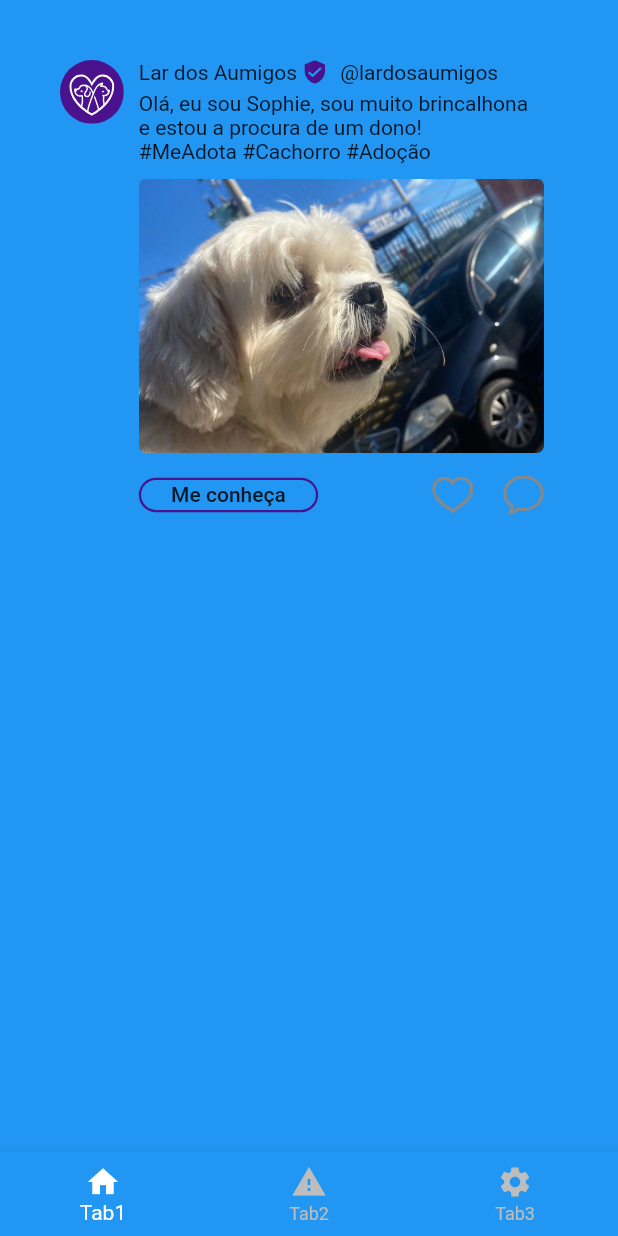
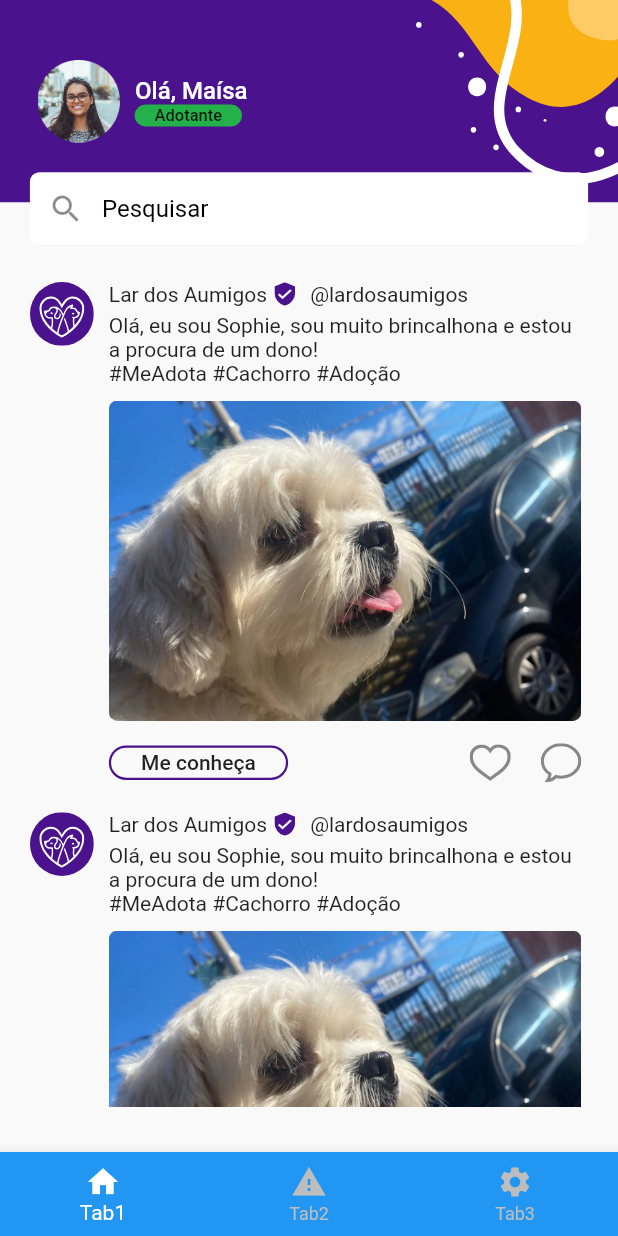
Before and after one commit to MarcalDev/PetBuddy, a Flutter app: the screen it shows after launch, on a phone screen of 412 x 824 dp. Run offline on Flutter 3.47's test engine with Material 2 defaults, Android fonts, the phone set to English and light mode, and no system bars; our stand-ins replace flutter_svg.

Commit message:
Correções para lista do feed

```diff
--- a/lib/app/modules/home/pages/home_page.dart
+++ b/lib/app/modules/home/pages/home_page.dart
@@ -1,5 +1,7 @@
 import 'package:flutter/material.dart';
+import 'package:petbuddy/app/modules/home/widgets/home_background_widget.dart';
 import 'package:petbuddy/app/util/assets_aplicativo.dart';
+import 'package:petbuddy/app/util/widgets/text_field_widget.dart';
 
 import '../widgets/home_post_card.dart';
 
@@ -13,18 +15,37 @@ class HomePage extends StatefulWidget {
 class _HomePageState extends State<HomePage> {
   @override
   Widget build(BuildContext context) {
-    return Padding(
-      padding: const EdgeInsets.symmetric(horizontal: 30, vertical: 30),
+    return HomeBackgroundWidget(
+      child: Padding(
+        padding: EdgeInsets.symmetric(horizontal: 20),
         child: Column(
-        children: const [
-          HomePostCard(
+          mainAxisSize: MainAxisSize.min,
+          crossAxisAlignment: CrossAxisAlignment.center,
+          children: [
+            const SizedBox(
+              height: 20,
+            ),
+            const Align(
+                alignment: Alignment.topCenter,
+                child: TextFieldWidget(hintText: 'Pesquisar', prefixIcon: Icon(Icons.search))),
+            const SizedBox(
+              height: 15,
+            ),
+            SizedBox(
+              height: 560,
+              child: ListView.builder(
+                  shrinkWrap: true,
+                  itemCount: 3,
+                  itemBuilder: (context, index) => const HomePostCard(
                         nomeUsuario: 'Lar dos Aumigos',
                         usernameUsuario: '@lardosaumigos',
                         descricao:
                             'Olá, eu sou Sophie, sou muito brincalhona e estou a procura de um dono! \n#MeAdota #Cachorro #Adoção',
                         imagem: AssetsAplicativo.fotoSophie,
+                      )),
             )
           ],
+        ),
       ),
     );
   }
--- a/lib/app/modules/home/widgets/home_background_widget.dart
+++ b/lib/app/modules/home/widgets/home_background_widget.dart
@@ -1,7 +1,13 @@
 import 'package:flutter/material.dart';
+import 'package:flutter_svg/svg.dart';
+import 'package:petbuddy/app/util/app_colors.dart';
+import 'package:petbuddy/app/util/assets_aplicativo.dart';
+import 'package:petbuddy/app/util/text_fonts.dart';
+import 'package:petbuddy/app/util/widgets/text_widget.dart';
 
 class HomeBackgroundWidget extends StatefulWidget {
-  const HomeBackgroundWidget({super.key});
+  final Widget child;
+  const HomeBackgroundWidget({super.key, required this.child});
 
   @override
   State<HomeBackgroundWidget> createState() => _HomeBackgroundWidgetState();
@@ -10,8 +16,60 @@ class HomeBackgroundWidget extends StatefulWidget {
 class _HomeBackgroundWidgetState extends State<HomeBackgroundWidget> {
   @override
   Widget build(BuildContext context) {
-    return Column(
-      children: [],
-    );
+    return Scaffold(
+        body: Container(
+      color: AppColors.corBackground,
+      child: Column(
+        mainAxisAlignment: MainAxisAlignment.start,
+        children: [
+          Stack(children: [
+            SvgPicture.asset(AssetsAplicativo.headerLogin, fit: BoxFit.fitHeight),
+            Column(
+              mainAxisSize: MainAxisSize.min,
+              children: [
+                Padding(
+                  padding: const EdgeInsets.fromLTRB(25, 40, 25, 0),
+                  child: Row(
+                    children: [
+                      Image.asset(
+                        AssetsAplicativo.fotoUsuario,
+                        height: 55,
+                      ),
+                      const SizedBox(
+                        width: 10,
+                      ),
+                      Column(
+                        crossAxisAlignment: CrossAxisAlignment.start,
+                        children: [
+                          const TextWidget(
+                            text: 'Olá, Maísa',
+                            textColor: AppColors.corBranco,
+                            fontSize: TextFonts.fonteSubTituloLogin,
+                            fontWeight: FontWeight.w500,
+                          ),
+                          Container(
+                            decoration: BoxDecoration(
+                                color: AppColors.corVerdeSelecao,
+                                border: Border.all(color: AppColors.corVerdeSelecao, width: 0),
+                                borderRadius: const BorderRadius.all(Radius.circular(15))),
+                            padding: const EdgeInsets.symmetric(vertical: 0.5, horizontal: 13),
+                            child: const TextWidget(
+                              text: 'Adotante',
+                              fontWeight: FontWeight.w500,
+                              fontSize: TextFonts.fonteTextoPequenoMenor,
+                            ),
+                          ),
+                        ],
+                      )
+                    ],
+                  ),
+                ),
+                widget.child
+              ],
+            ),
+          ]),
+        ],
+      ),
+    ));
   }
 }
--- a/lib/app/modules/home/widgets/home_post_card.dart
+++ b/lib/app/modules/home/widgets/home_post_card.dart
@@ -19,7 +19,7 @@ class HomePostCard extends StatelessWidget {
   @override
   Widget build(BuildContext context) {
     return Container(
-      padding: const EdgeInsets.symmetric(horizontal: 10, vertical: 10),
+      padding: const EdgeInsets.symmetric(vertical: 10),
       color: Colors.transparent,
       child: Column(
         mainAxisSize: MainAxisSize.min,
@@ -33,7 +33,7 @@ class HomePostCard extends StatelessWidget {
               ),
               Column(
                 crossAxisAlignment: CrossAxisAlignment.start,
-                mainAxisSize: MainAxisSize.max,
+                mainAxisSize: MainAxisSize.min,
                 children: [
                   Row(
                     mainAxisAlignment: MainAxisAlignment.start,
@@ -52,16 +52,16 @@ class HomePostCard extends StatelessWidget {
                   SizedBox(
                     height: 5,
                   ),
-                  SizedBox(width: 270, child: TextWidget(text: descricao, maxLines: 5)),
+                  SizedBox(width: 315, child: TextWidget(text: descricao, maxLines: 5)),
                   SizedBox(
                     height: 10,
                   ),
-                  SizedBox(width: 270, child: Image.asset(imagem)),
+                  SizedBox(width: 315, child: Image.asset(imagem)),
                   SizedBox(
                     height: 15,
                   ),
                   SizedBox(
-                    width: 270,
+                    width: 315,
                     child: Row(
                       mainAxisAlignment: MainAxisAlignment.spaceBetween,
                       children: [
--- a/lib/app/util/app_colors.dart
+++ b/lib/app/util/app_colors.dart
@@ -7,4 +7,5 @@ class AppColors {
   static const corBackground = Color(0xffF9F9F9);
   static const corPreto = Color(0xff000000);
   static const corPadraoAplicativo = Color(0xff4A128C);
+  static const corVerdeSelecao = Color(0xff25B14A);
 }
--- a/lib/app/util/assets_aplicativo.dart
+++ b/lib/app/util/assets_aplicativo.dart
@@ -14,4 +14,6 @@ class AssetsAplicativo {
   static const String fotoSophie = "$pngPath/Sophie_foto.png";
   static const String iconLike = "$svgPath/Icon_Like.svg";
   static const String iconMensagem = "$svgPath/Icon_mensagem.svg";
+  static const String fotoUsuario = "$pngPath/Foto_Usuario.png";
+  static const String headerLogin = "$svgPath/Header_login.svg";
 }
--- a/lib/app/util/text_fonts.dart
+++ b/lib/app/util/text_fonts.dart
@@ -6,4 +6,5 @@ class TextFonts {
   static const double fonteTextField = 15;
   static const double fonteTextoMedio = 14;
   static const double fonteTextoPequeno = 12;
+  static const double fonteTextoPequenoMenor = 11;
 }
```
Also changed, not shown: assets/pngs/Foto_Usuario.png (added), assets/svgs/Header_login.svg (added), lib/app/modules/home/pages/menu_principal_page.dart (line endings or trailing spaces). Lines whose indentation alone changed are shown as unchanged.
